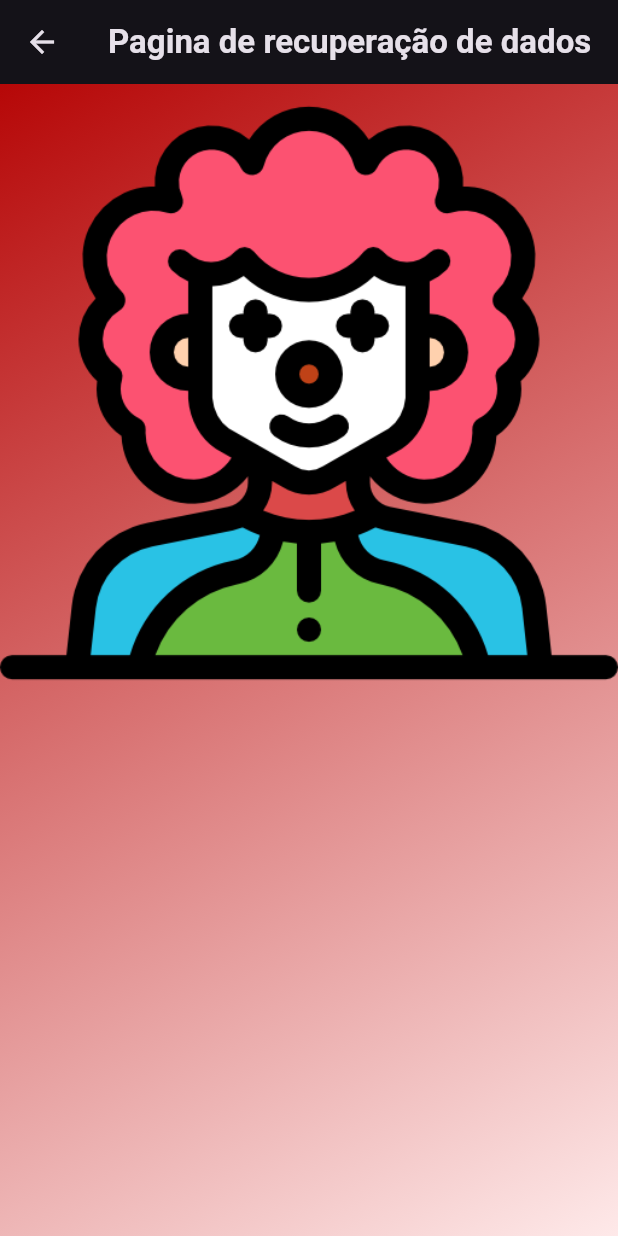
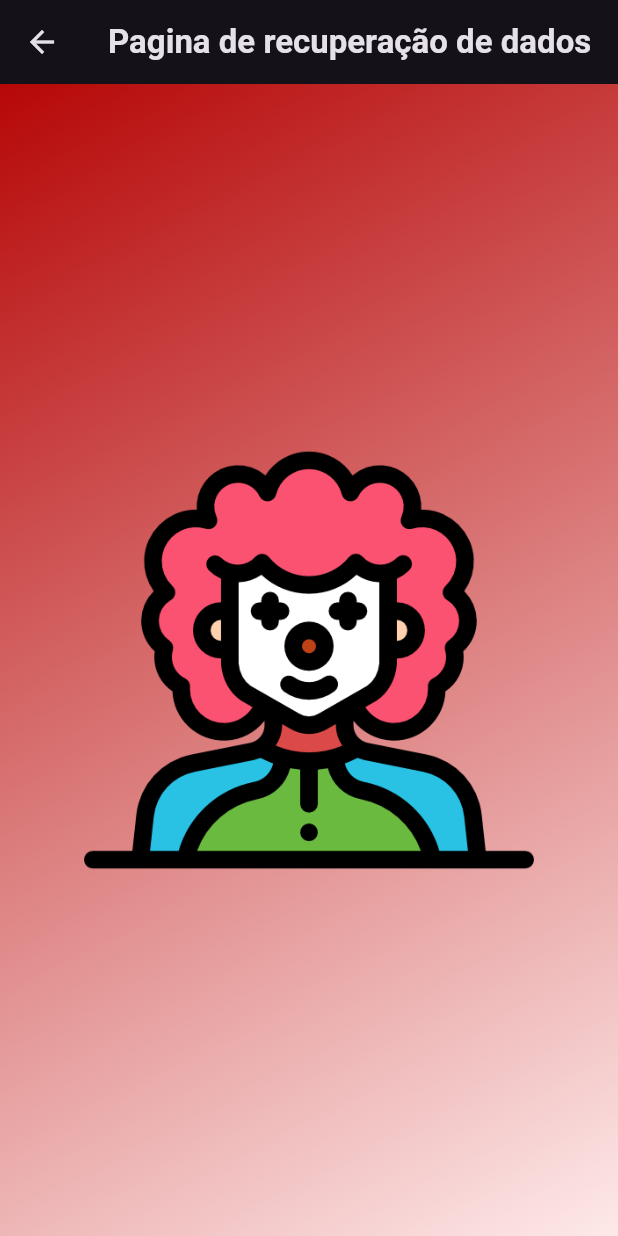
Before and after one commit to lucasjseixas/projdesenvmob, a Flutter app: the RecuperarSenha screen opened directly, on a phone screen of 412 x 824 dp. Run offline on Flutter 3.47's test engine with Material 3 defaults, Android fonts, the phone set to English and light mode, and no system bars.

Commit message:
commit antes da apresentacao2

```diff
--- a/lib/Pages/LoginPages/candidato_login.dart
+++ b/lib/Pages/LoginPages/candidato_login.dart
@@ -1,4 +1,5 @@
 import 'package:flutter/material.dart';
+import 'package:projec1/Pages/recuperar_page.dart';
 import 'package:projec1/Perfis/candidato_perfil.dart';
 import 'package:projec1/pages/LoginPages/Forms/cadidato_form.dart';
 
@@ -80,7 +81,9 @@ class _CandidatoLoginInfoState extends State<CandidatoLoginInfo> {
                     borderRadius: BorderRadius.circular(10),
                   ),
                   child: TextButton(
-                    onPressed: () {},
+                    onPressed: () {
+                      Navigator.push(context, MaterialPageRoute(builder: (context) => const RecuperarSenha()));
+                    },
                     child: const Text(
                       'Esqueceu sua senha?',
                       style: TextStyle(
--- a/lib/Pages/recuperar_page.dart
+++ b/lib/Pages/recuperar_page.dart
@@ -21,7 +21,14 @@ class RecuperarSenha extends StatelessWidget {
                   Color.fromARGB(255, 182, 7, 7),
                   Color.fromARGB(255, 254, 233, 233)
                 ]),
-        ),child: Column(children: [Image(image: AssetImage('assets/images/clownpassword.png'),)],),)
-    );
+          ),
+          child: const Center(
+            child: Image(
+              image: AssetImage('assets/images/clownpassword.png'),
+              width: 300,
+              height: 300,
+            ),
+          ),
+        ));
   }
 }
```
Lines whose indentation alone changed are shown as unchanged.
